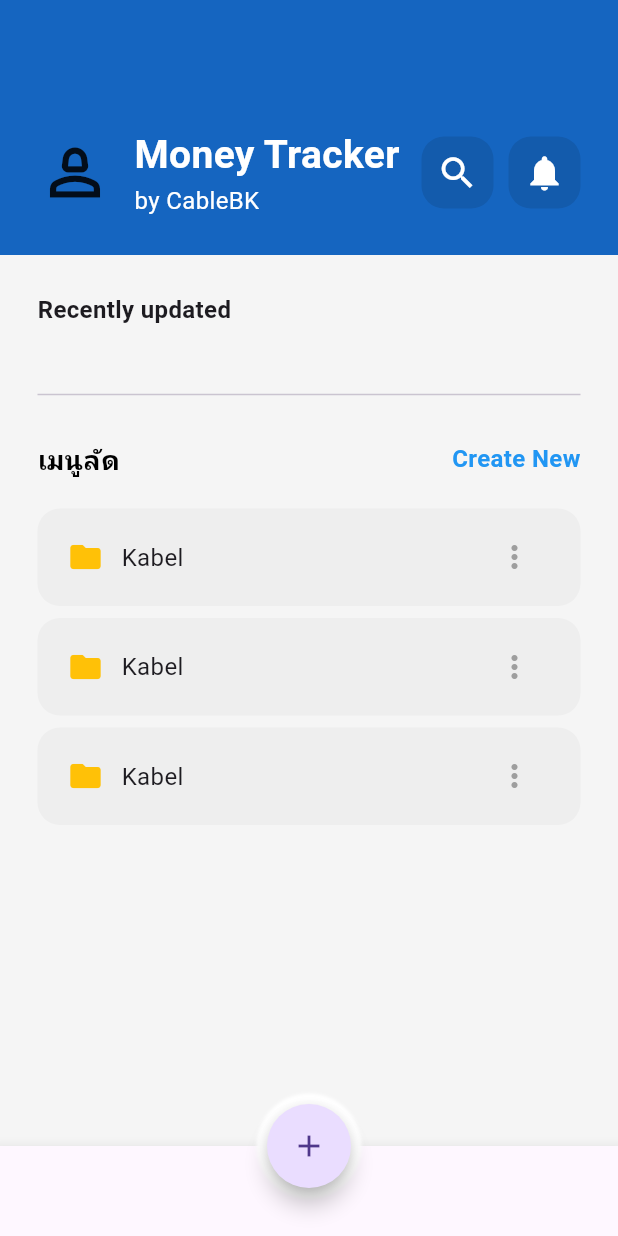
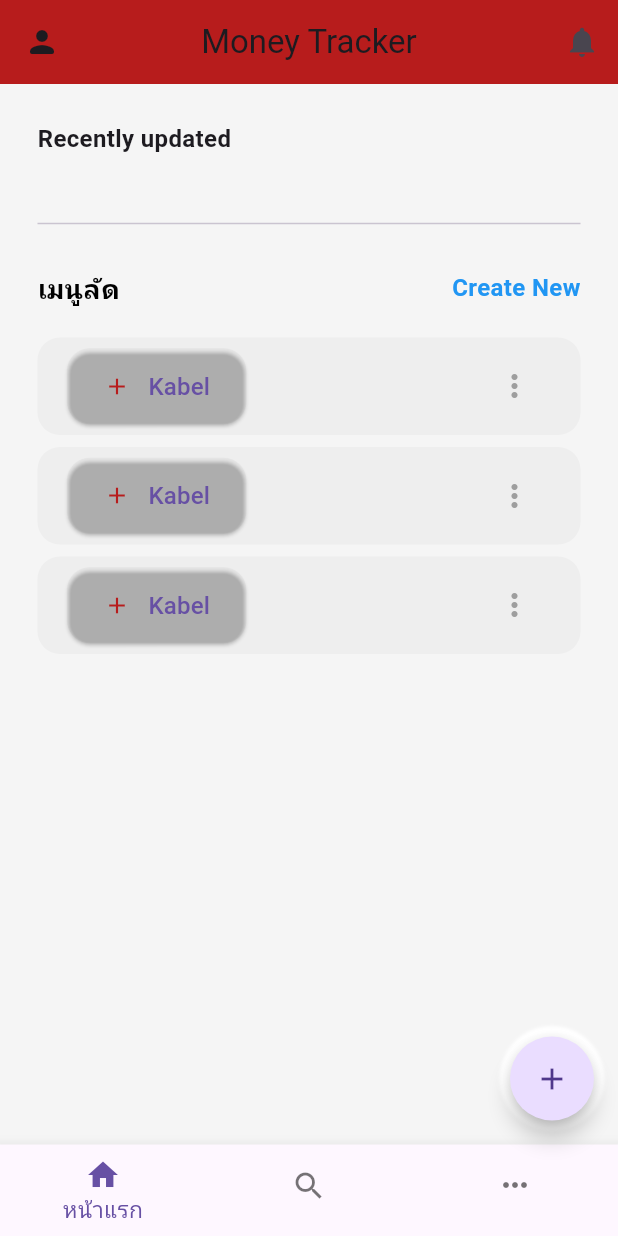
Before and after one commit to CableBK/money-tracker, a Flutter app: the screen it shows after launch, on a phone screen of 412 x 824 dp. Run offline on Flutter 3.47's test engine with Material 3 defaults, Android fonts, the phone set to English and light mode, and no system bars.

Commit message:
Update home_screen.dart

```diff
--- a/money_tracker/lib/pages/home_screen.dart
+++ b/money_tracker/lib/pages/home_screen.dart
@@ -16,10 +16,19 @@ class _HomeScreenState extends State<HomeScreen> {
   @override
   Widget build(BuildContext context) {
     return Scaffold(
+      appBar: AppBar(
+        title: const Text('Money Tracker'),
+        centerTitle: true,
+        backgroundColor: Colors.red.shade900,
+        actions: <Widget>[
+          IconButton(onPressed: () {}, icon: Icon(Icons.notifications))
+        ],
+        leading: IconButton(onPressed: () {}, icon: Icon(Icons.person_rounded)),
+      ),
       backgroundColor: Colors.grey[100],
       body: Column(
         children: [
-          Container(
+          /*Container(
             padding: EdgeInsets.symmetric(vertical: 25, horizontal: 25),
             alignment: Alignment.bottomCenter,
             height: 170,
@@ -91,7 +100,7 @@ class _HomeScreenState extends State<HomeScreen> {
                 ),
               ],
             ),
-          ),
+          ),*/
           Expanded(
             child: ListView(
               padding: EdgeInsets.all(25),
@@ -155,7 +164,7 @@ class _HomeScreenState extends State<HomeScreen> {
           child: const Icon(Icons.add),
         ),
       ),
-      floatingActionButtonLocation: FloatingActionButtonLocation.centerDocked,
+      //floatingActionButtonLocation: FloatingActionButtonLocation.centerDocked,
       bottomNavigationBar: BottomNavigationBar(
         selectedLabelStyle: TextStyle(fontSize: 15, color: Colors.black),
         onTap: (index) {
@@ -168,20 +177,16 @@ class _HomeScreenState extends State<HomeScreen> {
         showUnselectedLabels: false,
         items: const [
           BottomNavigationBarItem(
-            icon: Icon(Icons.access_time),
-            label: 'Home',
+            icon: Icon(Icons.home),
+            label: 'หน้าแรก',
           ),
           BottomNavigationBarItem(
-            icon: Icon(Icons.access_time),
-            label: 'Market',
+            icon: Icon(Icons.search),
+            label: 'ค้นหา',
           ),
           BottomNavigationBarItem(
-            icon: Icon(Icons.access_time),
-            label: 'QR',
-          ),
-          BottomNavigationBarItem(
-            icon: Icon(Icons.add_box),
-            label: 'More',
+            icon: Icon(Icons.more_horiz),
+            label: 'อื่น ๆ',
           ),
         ],
       ),
@@ -199,11 +204,20 @@ Container buildQuickMenu(String quickMenu) {
     child: Row(
       mainAxisAlignment: MainAxisAlignment.spaceBetween,
       children: [
-        Row(
+        Container(
+          height: 50,
+          child: ElevatedButton(
+            style: ElevatedButton.styleFrom(
+              shape: RoundedRectangleBorder(
+                  borderRadius: BorderRadius.circular(15)),
+              backgroundColor: Colors.transparent,
+            ),
+            onPressed: () {},
+            child: Row(
               children: [
                 Icon(
-              Icons.folder,
-              color: Colors.amber,
+                  Icons.add,
+                  color: Colors.red.shade900,
                 ),
                 const SizedBox(
                   width: 12,
@@ -214,6 +228,8 @@ Container buildQuickMenu(String quickMenu) {
                 ),
               ],
             ),
+          ),
+        ),
         IconButton(
             onPressed: () {},
             icon: const Icon(Icons.more_vert_rounded, color: Colors.grey))
```
Lines whose indentation alone changed are shown as unchanged.
